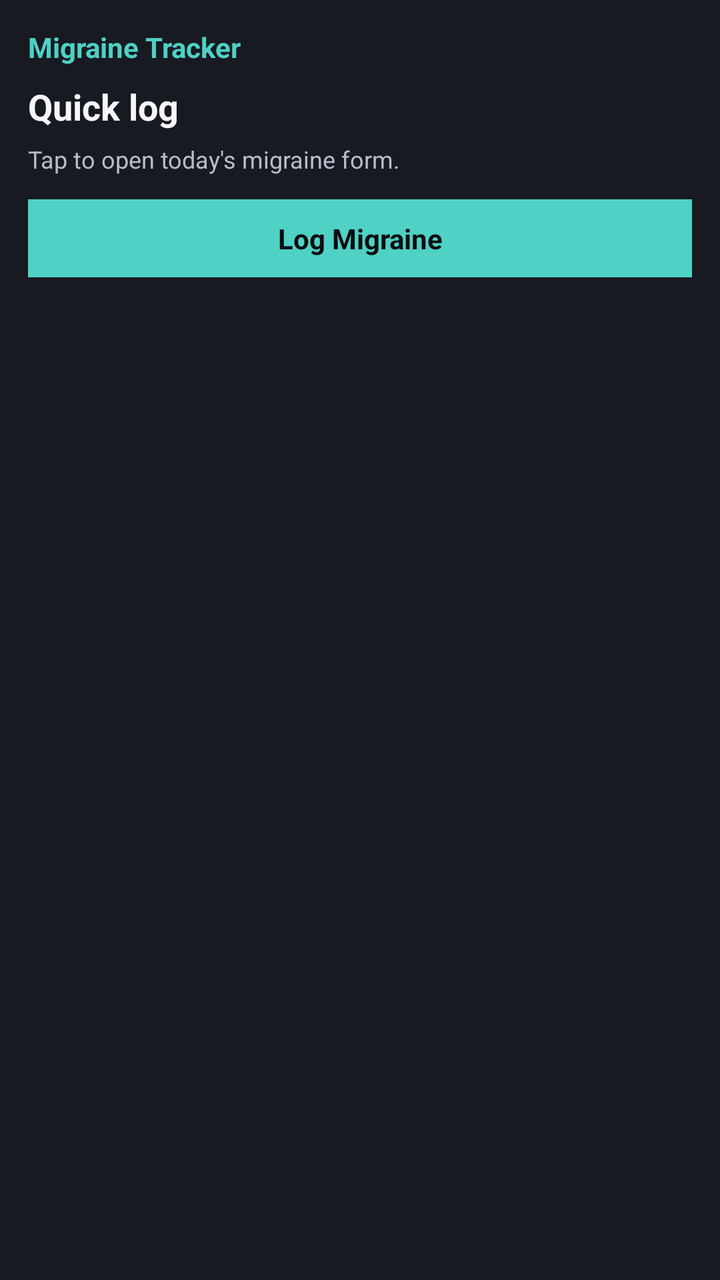
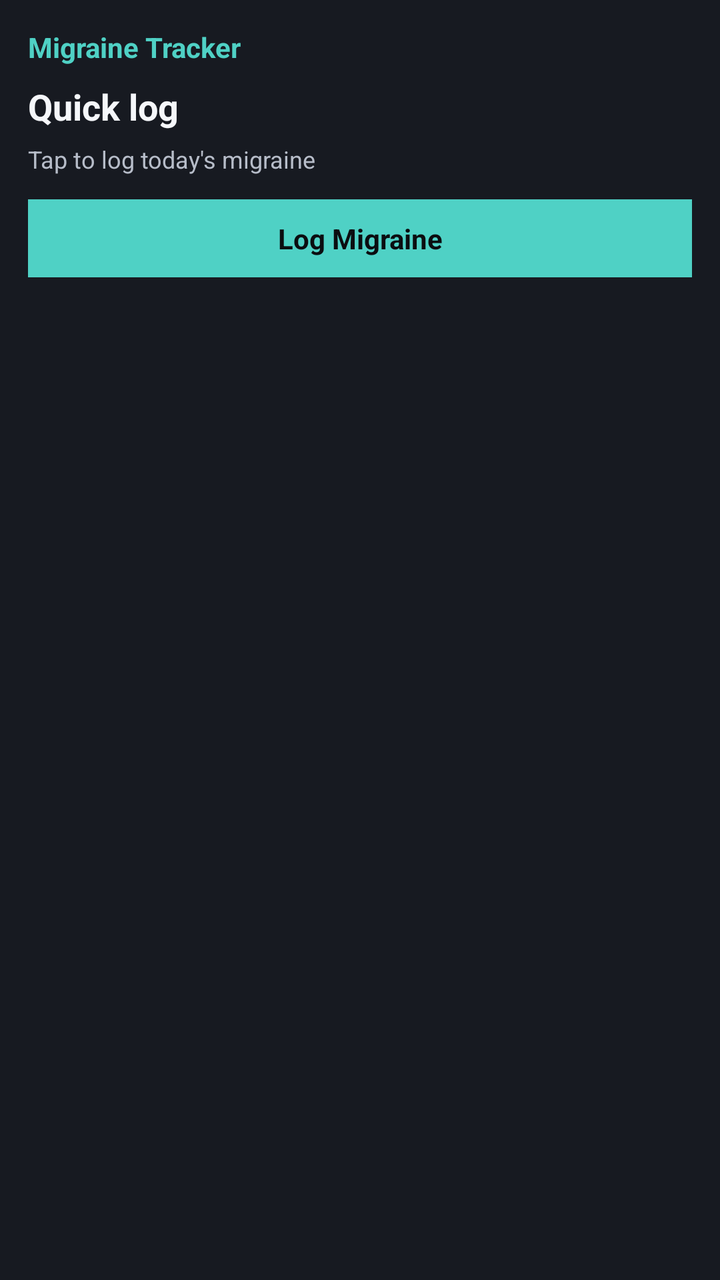

Two renders of the same Android screen: before a commit and after it. Below are the layout's source before the change and the commit's diff.
<!-- AndroidManifest.xml: fallback theme Theme.MaterialComponents.DayNight.NoActionBar -->
<!-- res/layout/migraine_log_widget.xml -->
<?xml version="1.0" encoding="utf-8"?>
<LinearLayout xmlns:android="http://schemas.android.com/apk/res/android"
    android:id="@+id/widget_root"
    android:layout_width="match_parent"
    android:layout_height="match_parent"
    android:background="#171A21"
    android:orientation="vertical"
    android:padding="14dp">

    <TextView
        android:layout_width="wrap_content"
        android:layout_height="wrap_content"
        android:text="Migraine Tracker"
        android:textColor="#4FD1C5"
        android:textSize="14sp"
        android:textStyle="bold" />

    <TextView
        android:layout_width="wrap_content"
        android:layout_height="wrap_content"
        android:layout_marginTop="8dp"
        android:text="Quick log"
        android:textColor="#F5F7FA"
        android:textSize="18sp"
        android:textStyle="bold" />

    <TextView
        android:layout_width="wrap_content"
        android:layout_height="wrap_content"
        android:layout_marginTop="6dp"
        android:text="Tap to open today's migraine form."
        android:textColor="#B7BDC9"
        android:textSize="12sp" />

    <TextView
        android:id="@+id/widget_log_button"
        android:layout_width="match_parent"
        android:layout_height="wrap_content"
        android:layout_marginTop="12dp"
        android:background="#4FD1C5"
        android:gravity="center"
        android:padding="10dp"
        android:text="Log Migraine"
        android:textColor="#0B0D10"
        android:textSize="14sp"
        android:textStyle="bold" />
</LinearLayout>
<!-- resources referenced by this layout -->
<resources>

</resources>

<!-- the commit's change to res/layout/migraine_log_widget.xml (unified diff, before → after) -->
@@ -28,7 +28,7 @@
         android:layout_width="wrap_content"
         android:layout_height="wrap_content"
         android:layout_marginTop="6dp"
-        android:text="Tap to open today's migraine form."
+        android:text="Tap to log today's migraine"
         android:textColor="#B7BDC9"
         android:textSize="12sp" />
 
